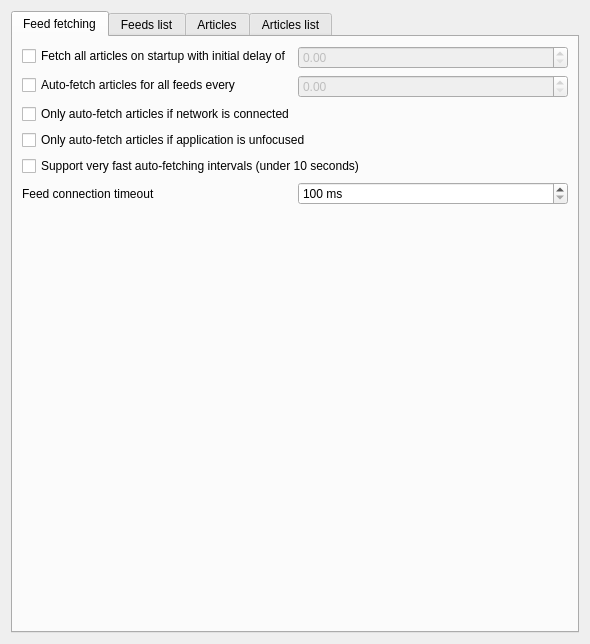
This is src/librssguard/gui/settings/settingsfeedsmessages.ui in martinrotter/rssguard as Qt 5 draws it before an edit. The edited form follows.
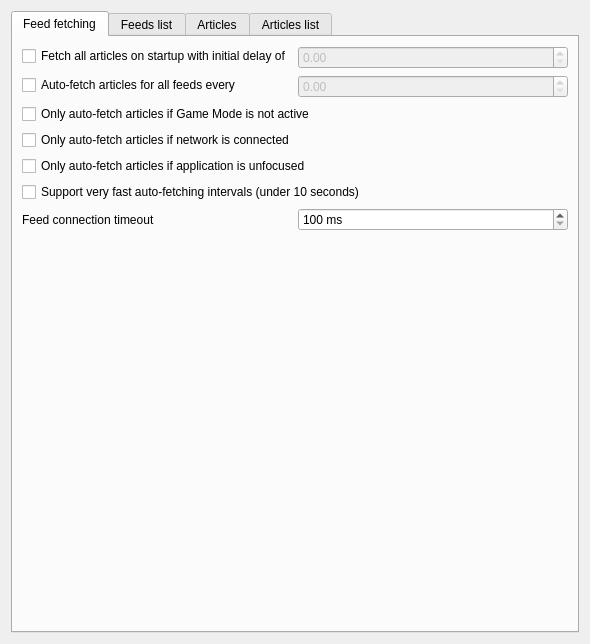
This is the edited form. Custom widgets are drawn as their Qt base class.

```diff
--- a/src/librssguard/gui/settings/settingsfeedsmessages.ui
+++ b/src/librssguard/gui/settings/settingsfeedsmessages.ui
@@ -73,21 +73,21 @@
          </property>
         </widget>
        </item>
-       <item row="3" column="0" colspan="2">
+       <item row="4" column="0" colspan="2">
         <widget class="QCheckBox" name="m_checkAutoUpdateOnlyUnfocused">
          <property name="text">
           <string>Only auto-fetch articles if application is unfocused</string>
          </property>
         </widget>
        </item>
-       <item row="4" column="0" colspan="2">
+       <item row="5" column="0" colspan="2">
         <widget class="QCheckBox" name="m_cmbFastAutoUpdate">
          <property name="text">
           <string>Support very fast auto-fetching intervals (under 10 seconds)</string>
          </property>
         </widget>
        </item>
-       <item row="5" column="0">
+       <item row="6" column="0">
         <widget class="QLabel" name="label_3">
          <property name="text">
           <string>Feed connection timeout</string>
@@ -97,7 +97,7 @@
          </property>
         </widget>
        </item>
-       <item row="5" column="1">
+       <item row="6" column="1">
         <widget class="QSpinBox" name="m_spinFeedUpdateTimeout">
          <property name="minimumSize">
           <size>
@@ -125,13 +125,20 @@
        <item row="6" column="0" colspan="2">
         <widget class="ArticleAmountControl" name="m_wdgArticleLimiting" native="true"/>
        </item>
-       <item row="2" column="0" colspan="2">
+       <item row="3" column="0" colspan="2">
         <widget class="QCheckBox" name="m_checkAutoUpdateOnlyIfConnected">
          <property name="text">
           <string>Only auto-fetch articles if network is connected</string>
          </property>
         </widget>
        </item>
+       <item row="2" column="0" colspan="2">
+        <widget class="QCheckBox" name="m_checkAutoUpdateOnlyIfNotGameMode">
+         <property name="text">
+          <string>Only auto-fetch articles if Game Mode is not active</string>
+         </property>
+        </widget>
+       </item>
       </layout>
      </widget>
      <widget class="QWidget" name="m_tabFeedsList">
```
Left out of the diff: 3 changed lines with no effect on the pictures.
